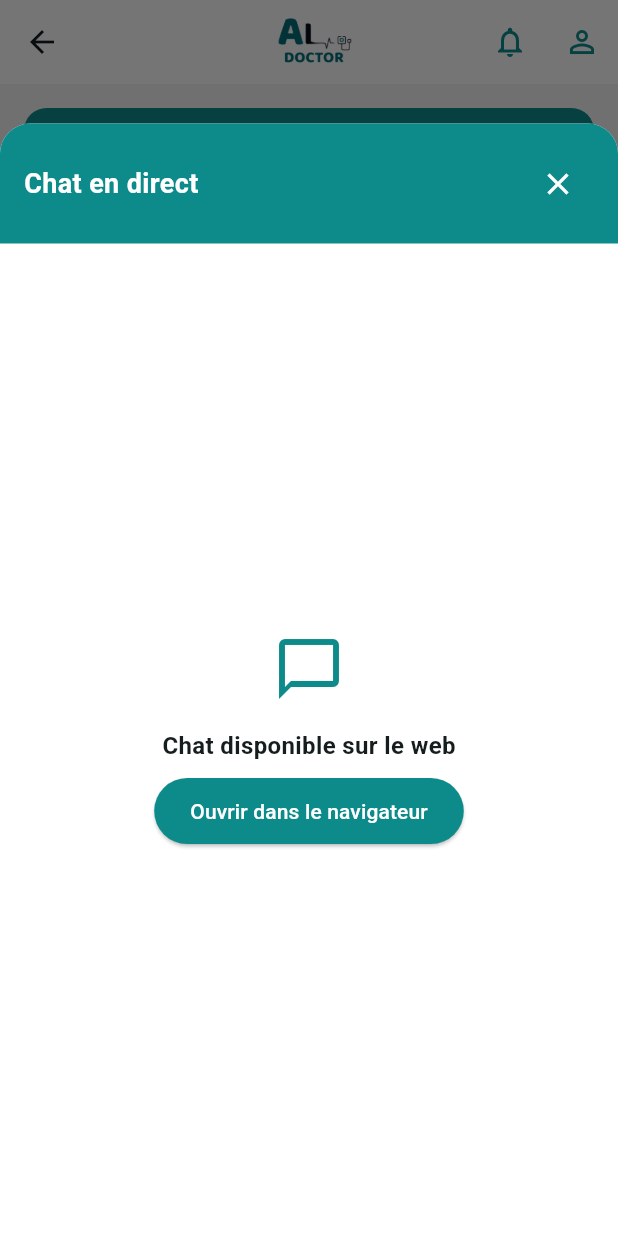
After one commit to CHEIF03/AloDo0c, a Flutter app: the HomeScreen screen opened by its route, after a tap on the "chat bubble outline" icon, on a phone screen of 412 x 824 dp. The commit adds this screen. Run offline on Flutter 3.47's test engine with Material 3 defaults, Android fonts, the light colour scheme and no system bars; our stand-ins replace cloud_firestore, firebase_auth, firebase_core, font_awesome_flutter, google_sign_in, share_plus and 2 more; missing offline and left inert: dart:html, maps_launcher; accounts and stored records are empty.

Commit message:
adding chat live

```diff
--- a/lib/screens/Authentification/inscription_medecin_screen.dart
+++ b/lib/screens/Authentification/inscription_medecin_screen.dart
@@ -2,7 +2,7 @@ import 'package:flutter/material.dart';
 import 'package:firebase_auth/firebase_auth.dart';
 import 'package:cloud_firestore/cloud_firestore.dart';
 import 'package:flutter/services.dart';
-//TES
+//TEST
 class InscriptionMedecinScreen extends StatefulWidget {
   const InscriptionMedecinScreen({Key? key}) : super(key: key);
 
--- a/lib/screens/home_screen.dart
+++ b/lib/screens/home_screen.dart
@@ -15,6 +15,7 @@ import 'rdv/appointments_screen.dart';
 import 'chat/chat_screen.dart';
 import 'InforamtionPatient/patient_profile_screen.dart';
 import 'widgets/alodoc_logo.dart';
+import '../widgets/floating_chat_button.dart';
 
 // Main HomeScreen widget
 class HomeScreen extends StatefulWidget {
@@ -78,6 +79,7 @@ class _HomeScreenState extends State<HomeScreen> {
         ],
       ),
       body: _pages[_selectedIndex],
+      floatingActionButton: const FloatingChatButton(),
       bottomNavigationBar: BottomNavigationBar(
         currentIndex: _selectedIndex,
         onTap: (index) {
--- /dev/null
+++ b/lib/widgets/floating_chat_button.dart
@@ -0,0 +1,67 @@
+import 'package:flutter/material.dart';
+import 'tawk_chat_widget.dart';
+
+class FloatingChatButton extends StatelessWidget {
+  const FloatingChatButton({Key? key}) : super(key: key);
+
+  void _openChat(BuildContext context) {
+    showModalBottomSheet(
+      context: context,
+      isScrollControlled: true,
+      backgroundColor: Colors.transparent,
+      builder: (context) => Container(
+        height: MediaQuery.of(context).size.height * 0.9,
+        decoration: const BoxDecoration(
+          color: Colors.white,
+          borderRadius: BorderRadius.only(
+            topLeft: Radius.circular(20),
+            topRight: Radius.circular(20),
+          ),
+        ),
+        child: Column(
+          children: [
+            Container(
+              padding: const EdgeInsets.all(16),
+              decoration: const BoxDecoration(
+                color: Color(0xFF0D8B8B),
+                borderRadius: BorderRadius.only(
+                  topLeft: Radius.circular(20),
+                  topRight: Radius.circular(20),
+                ),
+              ),
+              child: Row(
+                mainAxisAlignment: MainAxisAlignment.spaceBetween,
+                children: [
+                  const Text(
+                    'Chat en direct',
+                    style: TextStyle(
+                      color: Colors.white,
+                      fontSize: 18,
+                      fontWeight: FontWeight.bold,
+                    ),
+                  ),
+                  IconButton(
+                    icon: const Icon(Icons.close, color: Colors.white),
+                    onPressed: () => Navigator.pop(context),
+                  ),
+                ],
+              ),
+            ),
+            const Expanded(
+              child: TawkChatWidget(),
+            ),
+          ],
+        ),
+      ),
+    );
+  }
+
+  @override
+  Widget build(BuildContext context) {
+    return FloatingActionButton(
+      onPressed: () => _openChat(context),
+      backgroundColor: const Color(0xFF0D8B8B),
+      child: const Icon(Icons.chat_bubble_outline),
+    );
+  }
+}
--- /dev/null
+++ b/lib/widgets/tawk_chat_widget.dart
@@ -0,0 +1,100 @@
+import 'package:flutter/material.dart';
+import 'dart:html' as html;
+import 'dart:ui' as ui;
+import 'package:flutter/foundation.dart' show kIsWeb;
+import 'package:url_launcher/url_launcher.dart';
+
+class TawkChatWidget extends StatefulWidget {
+  const TawkChatWidget({Key? key}) : super(key: key);
+
+  @override
+  State<TawkChatWidget> createState() => _TawkChatWidgetState();
+}
+
+class _TawkChatWidgetState extends State<TawkChatWidget> {
+  final String _iframeElementId = 'tawk-chat-iframe';
+
+  @override
+  void initState() {
+    super.initState();
+    if (kIsWeb) {
+      // Create a div to hold the Tawk.to script
+      final hostElement = html.DivElement()
+        ..style.width = '100%'
+        ..style.height = '100%';
+
+      // Add the Tawk.to script
+      final script = html.ScriptElement()
+        ..text = '''
+          var Tawk_API=Tawk_API||{}, Tawk_LoadStart=new Date();
+          (function(){
+            var s1=document.createElement("script"),s0=document.getElementsByTagName("script")[0];
+            s1.async=true;
+            s1.src='https://embed.tawk.to/6846faf7f5d578190ca9f989/1itak8m8r';
+            s1.charset='UTF-8';
+            s1.setAttribute('crossorigin','*');
+            s0.parentNode.insertBefore(s1,s0);
+          })();
+        ''';
+
+      hostElement.children.add(script);
+
+      // Register the view factory
+      ui.platformViewRegistry.registerViewFactory(
+        _iframeElementId,
+        (int viewId) => hostElement,
+      );
+    }
+  }
+
+  Future<void> _launchTawkWebsite() async {
+    final Uri url = Uri.parse('https://tawk.to/chat/6846faf7f5d578190ca9f989/1itak8m8r');
+    if (await canLaunchUrl(url)) {
+      await launchUrl(url, mode: LaunchMode.externalApplication);
+    }
+  }
+
+  @override
+  Widget build(BuildContext context) {
+    if (kIsWeb) {
+      return SizedBox(
+        width: double.infinity,
+        height: double.infinity,
+        child: HtmlElementView(
+          viewType: _iframeElementId,
+        ),
+      );
+    }
+
+    // For non-web platforms, show a button to open in browser
+    return Center(
+      child: Column(
+        mainAxisAlignment: MainAxisAlignment.center,
+        children: [
+          const Icon(
+            Icons.chat_bubble_outline,
+            size: 48,
+            color: Color(0xFF0D8B8B),
+          ),
+          const SizedBox(height: 16),
+          const Text(
+            'Chat disponible sur le web',
+            style: TextStyle(
+              fontSize: 16,
+              fontWeight: FontWeight.bold,
+            ),
+          ),
+          const SizedBox(height: 8),
+          ElevatedButton(
+            onPressed: _launchTawkWebsite,
+            style: ElevatedButton.styleFrom(
+              backgroundColor: const Color(0xFF0D8B8B),
+              padding: const EdgeInsets.symmetric(horizontal: 24, vertical: 12),
+            ),
+            child: const Text('Ouvrir dans le navigateur'),
+          ),
+        ],
+      ),
+    );
+  }
+}
```
Also changed, not shown: pubspec.yaml (+5 -2 lines), pubspec.lock, 5 other files.
